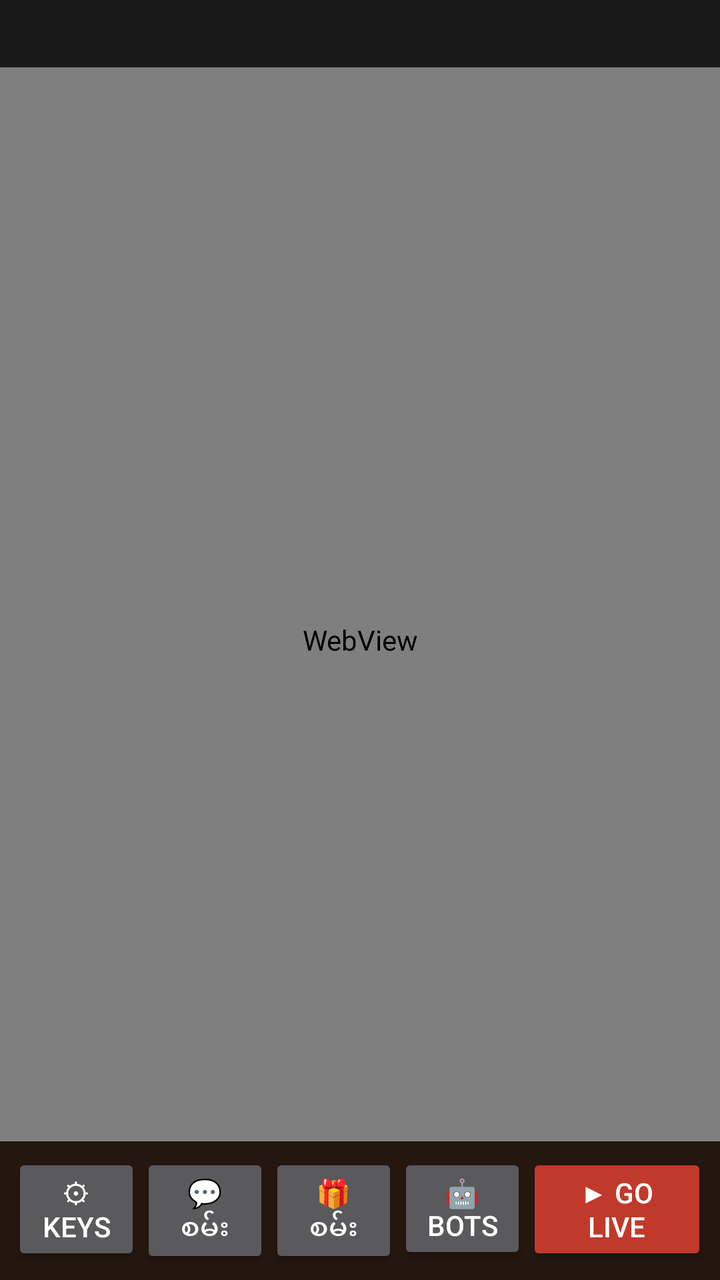
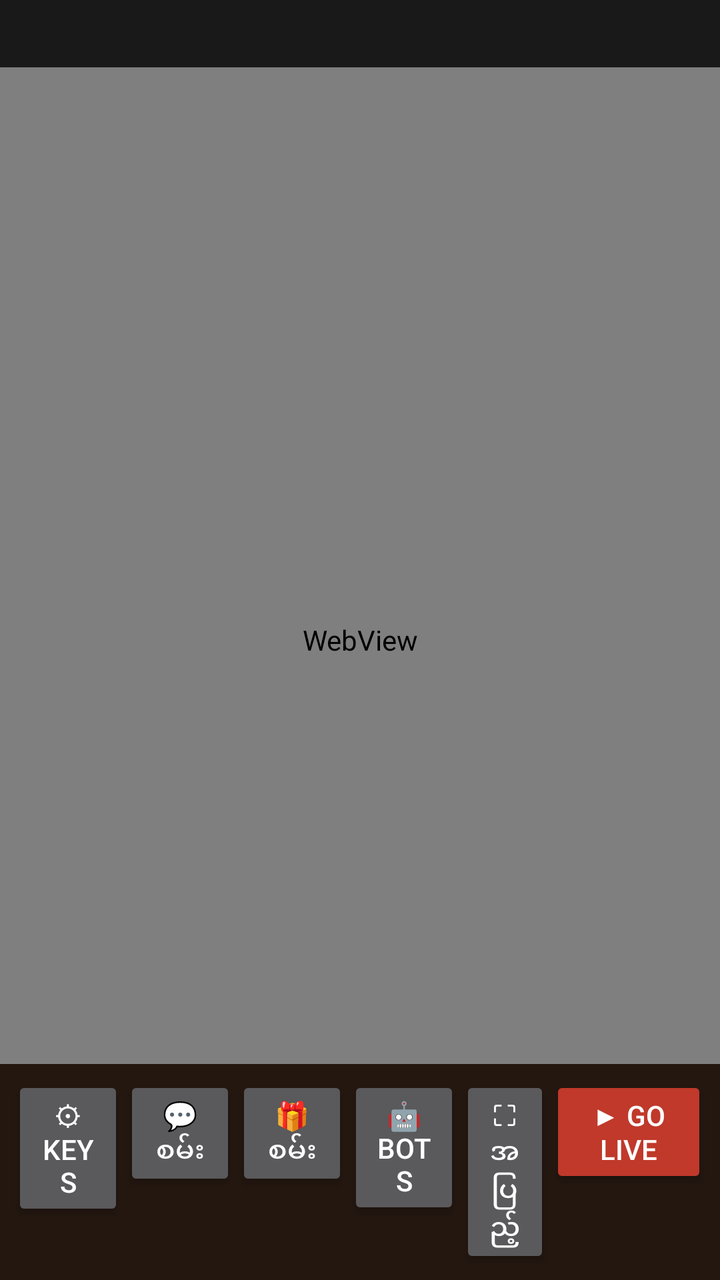

Two renders of the same Android screen: before a commit and after it. Below are the layout's source before the change and the commit's diff.
<!-- AndroidManifest.xml: application theme Theme.MultiLive -->
<!-- res/layout/activity_main.xml -->
<?xml version="1.0" encoding="utf-8"?>
<FrameLayout xmlns:android="http://schemas.android.com/apk/res/android"
    android:layout_width="match_parent"
    android:layout_height="match_parent"
    android:background="#000000">

    <WebView
        android:id="@+id/webView"
        android:layout_width="match_parent"
        android:layout_height="match_parent" />

    <TextView
        android:id="@+id/statusText"
        android:layout_width="match_parent"
        android:layout_height="wrap_content"
        android:layout_gravity="top"
        android:background="#CC000000"
        android:padding="8dp"
        android:textColor="#FFD98A"
        android:textSize="13sp" />

    <Button
        android:id="@+id/stopChip"
        android:layout_width="wrap_content"
        android:layout_height="wrap_content"
        android:layout_gravity="top|end"
        android:layout_margin="8dp"
        android:alpha="0.55"
        android:text="■ ရပ်"
        android:visibility="gone" />

    <LinearLayout
        android:id="@+id/controlBar"
        android:layout_width="match_parent"
        android:layout_height="wrap_content"
        android:layout_gravity="bottom"
        android:background="#E61A0D05"
        android:orientation="horizontal"
        android:padding="6dp">

        <Button
            android:id="@+id/settingsButton"
            android:layout_width="0dp"
            android:layout_height="wrap_content"
            android:layout_weight="1"
            android:text="⚙ Keys" />

        <Button
            android:id="@+id/simChatButton"
            android:layout_width="0dp"
            android:layout_height="wrap_content"
            android:layout_weight="1"
            android:text="💬 စမ်း" />

        <Button
            android:id="@+id/simGiftButton"
            android:layout_width="0dp"
            android:layout_height="wrap_content"
            android:layout_weight="1"
            android:text="🎁 စမ်း" />

        <Button
            android:id="@+id/botsButton"
            android:layout_width="0dp"
            android:layout_height="wrap_content"
            android:layout_weight="1"
            android:text="🤖 Bots" />

        <Button
            android:id="@+id/liveButton"
            android:layout_width="0dp"
            android:layout_height="wrap_content"
            android:layout_weight="1.4"
            android:backgroundTint="#C0392B"
            android:text="▶ Go Live" />
    </LinearLayout>
</FrameLayout>
<!-- resources referenced by this layout -->
<resources>
  <style name="Theme.MultiLive" parent="Theme.AppCompat.NoActionBar">
          <item name="android:windowBackground">#000000</item>
          <item name="android:statusBarColor">#000000</item>
          <item name="android:navigationBarColor">#000000</item>
      </style>
</resources>

<!-- the commit's change to res/layout/activity_main.xml (unified diff, before → after) -->
@@ -67,6 +67,13 @@
             android:text="🤖 Bots" />
 
         <Button
+            android:id="@+id/fullscreenButton"
+            android:layout_width="0dp"
+            android:layout_height="wrap_content"
+            android:layout_weight="0.8"
+            android:text="⛶ အပြည့်" />
+
+        <Button
             android:id="@+id/liveButton"
             android:layout_width="0dp"
             android:layout_height="wrap_content"
